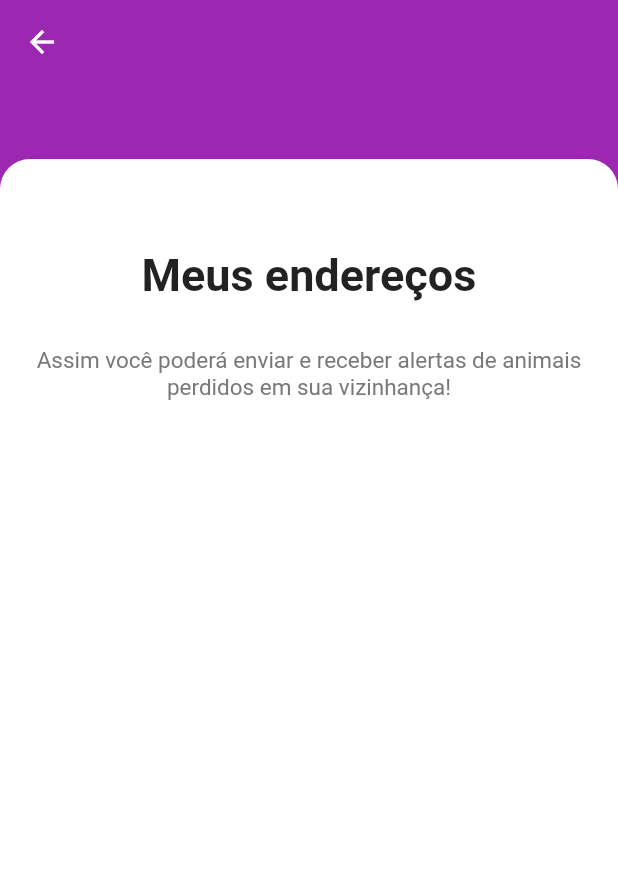
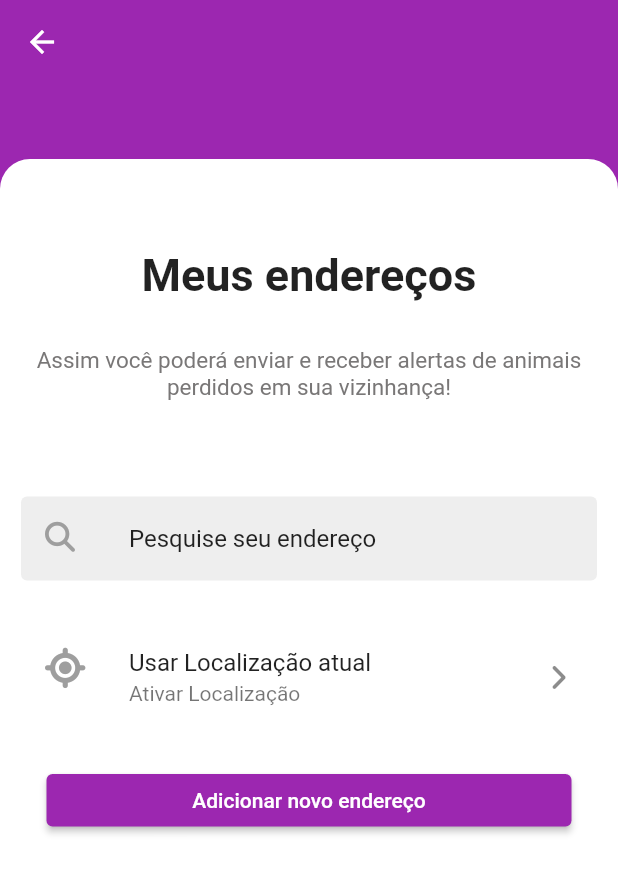
Before and after one commit to willianconrado/pet_app_qrcode, a Flutter app: the Address screen opened directly, on a phone screen of 412 x 824 dp. Shown: the top 873 px of the screen. Run offline on Flutter 3.47's test engine with Material 2 defaults, Android fonts, the phone set to English and light mode, and no system bars; our stand-ins replace firebase_auth, firebase_core, font_awesome_flutter, table_calendar; accounts and stored records are empty.

Commit message:
tela de endereço pronta

```diff
--- a/lib/main.dart
+++ b/lib/main.dart
@@ -5,6 +5,7 @@ import 'package:pet_app_qrcode/screens/home.screen.dart';
 import 'package:pet_app_qrcode/screens/notifications.screen.dart';
 import 'package:pet_app_qrcode/screens/tabs.screen.dart';
 import 'firebase_options.dart';
+import 'screens/address.screen.dart';
 import 'screens/login.screen.dart';
 import 'package:font_awesome_flutter/font_awesome_flutter.dart';
 
--- a/lib/screens/address.screen.dart
+++ b/lib/screens/address.screen.dart
@@ -1,4 +1,5 @@
 import 'package:flutter/material.dart';
+import 'package:font_awesome_flutter/font_awesome_flutter.dart';
 
 class Address extends StatelessWidget {
   const Address({super.key});
@@ -23,9 +24,9 @@ class Address extends StatelessWidget {
               topRight: Radius.circular(20),
             ),
           ),
-          child: const Column(
+          child: Column(
             children: <Widget>[
-              Padding(
+              const Padding(
                 padding: EdgeInsets.only(top: 60),
                 child: Text(
                   "Meus endereços",
@@ -36,10 +37,10 @@ class Address extends StatelessWidget {
                   ),
                 ),
               ),
-              SizedBox(
+              const SizedBox(
                 height: 30,
               ),
-              Text(
+              const Text(
                 "Assim você poderá enviar e receber alertas de animais perdidos em sua vizinhança!",
                 textAlign: TextAlign.center,
                 style: TextStyle(
@@ -47,9 +48,54 @@ class Address extends StatelessWidget {
                   color: Color.fromARGB(255, 121, 119, 119),
                 ),
               ),
-              SizedBox(
+              const SizedBox(
                 height: 50,
               ),
+              Container(
+                padding: const EdgeInsets.all(10),
+                child: Card(
+                  elevation: 0,
+                  color: Colors.grey[200],
+                  child: ListTile(
+                    leading: const Icon(
+                      FontAwesomeIcons.magnifyingGlass,
+                      color: Colors.grey,
+                      size: 20,
+                    ),
+                    title: const Text('Pesquise seu endereço'),
+                    onTap: () {},
+                  ),
+                ),
+              ),
+              Container(
+                padding: const EdgeInsets.all(10),
+                child: Card(
+                  elevation: 0,
+                  child: ListTile(
+                    leading: const Icon(
+                      FontAwesomeIcons.locationCrosshairs,
+                      color: Colors.grey,
+                      size: 27,
+                    ),
+                    title: const Text('Usar Localização atual'),
+                    subtitle: const Text('Ativar Localização'),
+                    trailing: const Icon(FontAwesomeIcons.angleRight, size: 20),
+                    onTap: () {},
+                  ),
+                ),
+              ),
+              const SizedBox(
+                height: 15,
+              ),
+              SizedBox(
+                height: 35,
+                width: 350,
+                child: ElevatedButton(
+                    onPressed: () {},
+                    child: const Text(
+                      'Adicionar novo endereço',
+                    )),
+              )
             ],
           ),
         ),
--- a/lib/screens/profile.screen.dart
+++ b/lib/screens/profile.screen.dart
@@ -1,5 +1,6 @@
 import 'package:flutter/material.dart';
 import 'package:font_awesome_flutter/font_awesome_flutter.dart';
+import 'package:pet_app_qrcode/screens/address.screen.dart';
 import 'package:pet_app_qrcode/screens/settings.screen.dart';
 
 class ProfilePage extends StatelessWidget {
@@ -54,8 +55,13 @@ class ProfilePage extends StatelessWidget {
               ),
               title: const Text('Meu Endereço'),
               trailing: const Icon(FontAwesomeIcons.angleRight, size: 20),
-            onTap: () {},
-          ),
+              onTap: () {
+                Navigator.push(
+                    context,
+                    MaterialPageRoute(
+                      builder: (context) => const Address(),
+                    ));
+              }),
           const SizedBox(
             height: 10,
           ),
```
Lines whose indentation alone changed are shown as unchanged.
